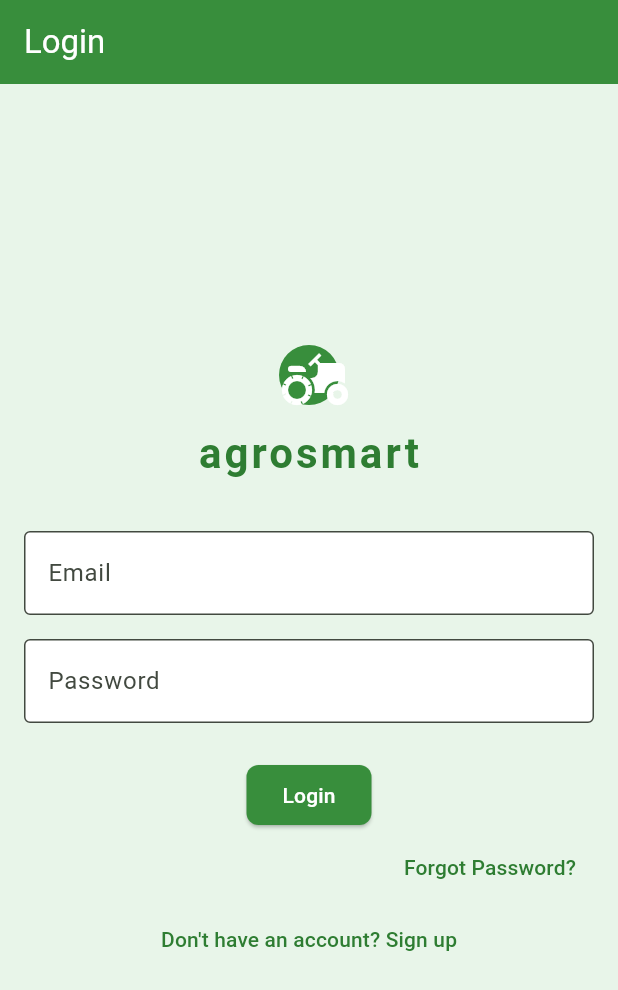
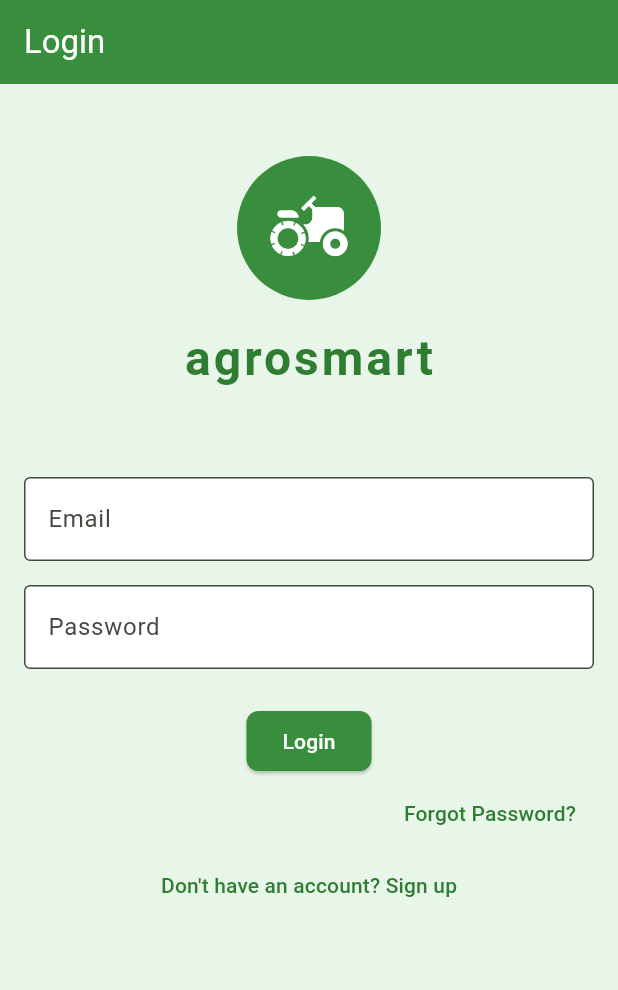
Before and after one commit to IGichuki/AGROSMART, a Flutter app: the screen it shows after launch, on a phone screen of 412 x 824 dp. Shown: the top 990 px of the screen. Run offline on Flutter 3.47's test engine with Material 3 defaults, Android fonts, the light colour scheme and no system bars; our stand-ins replace cloud_firestore, firebase_auth, firebase_core; accounts and stored records are empty.

Commit message:
feat: redo UI for login screen
changed padding and spacing for better layout and also increased font sizes for better readability

issue #4

```diff
--- a/lib/screens/login_screen.dart
+++ b/lib/screens/login_screen.dart
@@ -23,7 +23,7 @@ class _LoginScreenState extends State<LoginScreen> {
   Widget build(BuildContext context) {
     return Scaffold(
       appBar: AppBar(title: const Text('Login')),
-      body: Padding(
+      body: SingleChildScrollView(
         padding: const EdgeInsets.all(16.0),
         child: Form(
           key: _formKey,
@@ -31,21 +31,25 @@ class _LoginScreenState extends State<LoginScreen> {
             mainAxisAlignment: MainAxisAlignment.center,
             children: [
               // Logo and app name
-              Column(
+              Padding(
+                padding: const EdgeInsets.only(top: 32.0, bottom: 24.0),
+                child: Column(
+                  mainAxisAlignment: MainAxisAlignment.center,
                   children: [
                     CircleAvatar(
+                      radius: 48,
                       backgroundColor: Colors.green[700],
                       child: Icon(
                         Icons.agriculture,
-                      size: 48,
+                        size: 56,
                         color: Colors.white,
                       ),
                     ),
-                  const SizedBox(height: 12),
+                    const SizedBox(height: 16),
                     Text(
                       'agrosmart',
                       style: TextStyle(
-                      fontSize: 28,
+                        fontSize: 32,
                         fontWeight: FontWeight.bold,
                         color: Colors.green[800],
                         letterSpacing: 2,
@@ -53,6 +57,7 @@ class _LoginScreenState extends State<LoginScreen> {
                     ),
                     const SizedBox(height: 32),
                   ],
+                ),
               ),
               TextFormField(
                 controller: _emailController,
```
Lines whose indentation alone changed are shown as unchanged.
